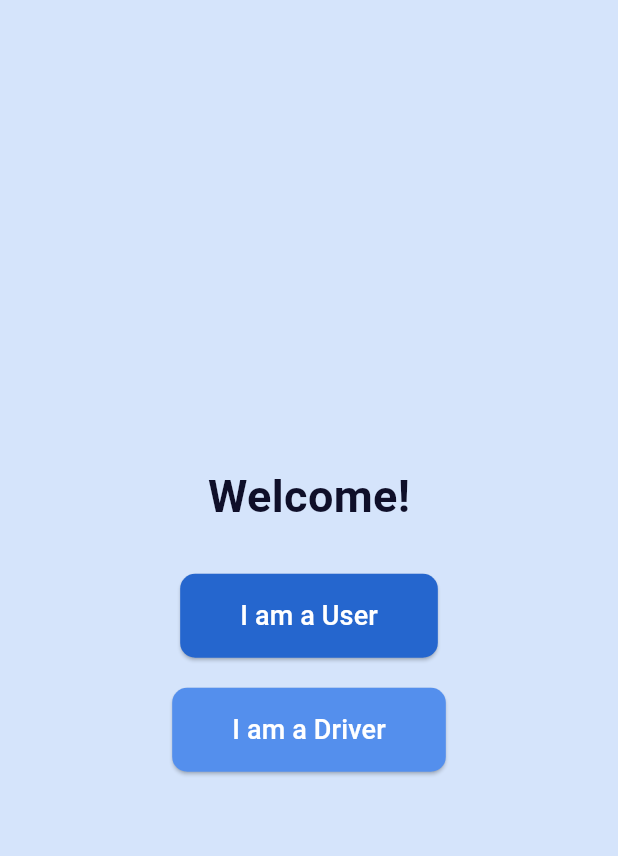
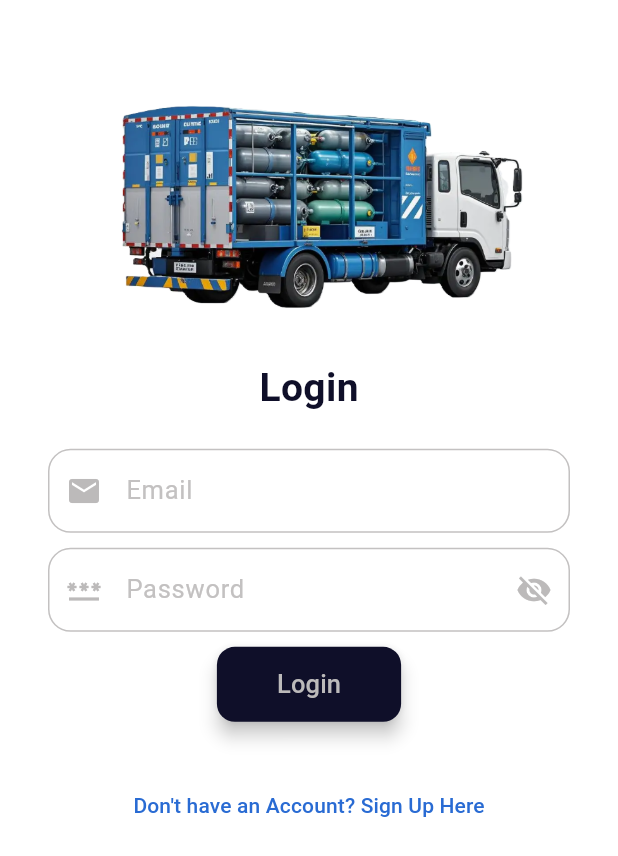
Before and after one commit to feryalbassam/gas, a Flutter app: the screen it shows after launch, after a tap on "I am a Driver", on a phone screen of 412 x 824 dp. Shown: the top 856 px of the screen. Run offline on Flutter 3.47's test engine with Material 3 defaults, Android fonts, the phone set to English and light mode, and no system bars; our stand-ins replace animated_splash_screen, connectivity_plus, firebase_auth, firebase_core, firebase_database, geolocator and 4 more; accounts and stored records are empty.

Commit message:
Updated feature XYZ

```diff
--- /dev/null
+++ b/lib/driver_authentication/login_screen_driver.dart
@@ -0,0 +1,250 @@
+import 'package:firebase_auth/firebase_auth.dart';
+import 'package:firebase_database/firebase_database.dart';
+import 'package:flutter/material.dart';
+import 'package:gas_on_go/driver_authentication/signup_screen_driver.dart';
+import 'package:gas_on_go/pages/dashboard.dart';
+import '../gloabl/global_var.dart';
+import '../methods/common_methods.dart';
+import '../widgets/loading_dialog.dart';
+
+class LoginScreenDriver extends StatefulWidget {
+  const LoginScreenDriver({super.key});
+
+  @override
+  State<LoginScreenDriver> createState() => _LoginScreenDriverState();
+}
+
+class _LoginScreenDriverState extends State<LoginScreenDriver> {
+  TextEditingController _emailController = TextEditingController();
+  TextEditingController _passwordController = TextEditingController();
+  late bool securetext;
+  CommonMethods cMethods = CommonMethods();
+
+  checkIfNetworkIsAvailable() {
+    cMethods.checkConnectivity(context);
+
+    signinFormValidation();
+  }
+
+  signinFormValidation() {
+    if (!_emailController.text.contains('@')) {
+      cMethods.displaySnackBar('Please write valid email.', context);
+    } else if (_passwordController.text.trim().length < 5) {
+      cMethods.displaySnackBar(
+          'Your password must be at least 6 characters or more.', context);
+    } else {
+      signInUser();
+    }
+  }
+
+  signInUser() async {
+    showDialog(
+      context: context,
+      barrierDismissible: false,
+      builder: (BuildContext context) =>
+          LoadingDialog(messageText: 'Please wait...'),
+    );
+
+    final User? userFirebase = (await FirebaseAuth.instance
+            .signInWithEmailAndPassword(
+      email: _emailController.text.trim(),
+      password: _passwordController.text.trim(),
+    )
+            .catchError((errorMsg) {
+      Navigator.pop(context);
+      cMethods.displaySnackBar(errorMsg.toString(), context);
+    }))
+        .user;
+
+    if (!context.mounted) return;
+    Navigator.pop(context);
+
+    if (userFirebase != null) {
+      DatabaseReference usersRef = FirebaseDatabase.instance
+          .ref()
+          .child('drivers')
+          .child(userFirebase.uid);
+      usersRef.once().then((snap) {
+        if (snap.snapshot.value != null) {
+          if ((snap.snapshot.value as Map)['blockStatus'] == 'no') {
+            // userName = (snap.snapshot.value as Map)['name'];
+            Navigator.push(
+                context, MaterialPageRoute(builder: (context) => Dashboard()));
+          } else {
+            FirebaseAuth.instance.signOut();
+            cMethods.displaySnackBar(
+                'You are blocked. Contact Company .', context);
+          }
+        } else {
+          FirebaseAuth.instance.signOut();
+          cMethods.displaySnackBar('Your account is not exist .', context);
+        }
+      });
+    }
+  }
+
+  @override
+  void initState() {
+    securetext = true;
+    super.initState();
+  }
+
+  @override
+  Widget build(BuildContext context) {
+    return SafeArea(
+      child: Scaffold(
+        body: SingleChildScrollView(
+          child: Padding(
+            padding: const EdgeInsets.all(10),
+            child: Column(
+              children: [
+                const SizedBox(
+                  height: 40,
+                ),
+                Image.asset(
+                  'assets/truck.png',
+                  width: 300,
+                ),
+                const SizedBox(
+                  height: 20,
+                ),
+                const Text(
+                  'Login',
+                  style: TextStyle(
+                      color: Color.fromARGB(255, 15, 15, 41),
+                      fontSize: 26,
+                      fontWeight: FontWeight.bold),
+                ),
+                //text fields
+                Padding(
+                  padding: const EdgeInsets.all(22),
+                  child: Column(
+                    children: [
+                      TextField(
+                        controller: _emailController,
+                        keyboardType: TextInputType.emailAddress,
+                        decoration: InputDecoration(
+                          prefixIcon: const Icon(
+                            Icons.email,
+                            color: Color.fromARGB(255, 188, 186, 186),
+                          ),
+                          labelText: 'Email',
+                          labelStyle: const TextStyle(
+                            fontSize: 17,
+                            color: Color.fromARGB(255, 195, 193, 193),
+                          ),
+                          focusedBorder: OutlineInputBorder(
+                            borderSide: const BorderSide(
+                              color: Color.fromARGB(255, 195, 193, 193),
+                            ),
+                            borderRadius: BorderRadius.circular(15),
+                          ),
+                          enabledBorder: OutlineInputBorder(
+                            borderSide: const BorderSide(
+                              color: Color.fromARGB(255, 195, 193, 193),
+                            ),
+                            borderRadius: BorderRadius.circular(15),
+                          ),
+                        ),
+                        style: const TextStyle(
+                          color: Color.fromARGB(255, 188, 186, 186),
+                        ),
+                      ),
+                      const SizedBox(
+                        height: 10,
+                      ),
+                      TextField(
+                        controller: _passwordController,
+                        obscureText: securetext,
+                        keyboardType: TextInputType.visiblePassword,
+                        decoration: InputDecoration(
+                          prefixIcon: const Icon(
+                            Icons.password,
+                            color: Color.fromARGB(255, 188, 186, 186),
+                          ),
+                          suffixIcon: IconButton(
+                              onPressed: () {
+                                setState(() {
+                                  securetext = !securetext;
+                                });
+                              },
+                              icon: securetext == true
+                                  ? const Icon(
+                                      Icons.visibility_off,
+                                      color: Color.fromARGB(255, 188, 186, 186),
+                                    )
+                                  : const Icon(
+                                      Icons.visibility,
+                                      color: Color.fromARGB(255, 188, 186, 186),
+                                    )),
+                          labelText: 'Password',
+                          labelStyle: const TextStyle(
+                            fontSize: 17,
+                            color: Color.fromARGB(255, 195, 193, 193),
+                          ),
+                          focusedBorder: OutlineInputBorder(
+                            borderSide: const BorderSide(
+                              color: Color.fromARGB(255, 195, 193, 193),
+                            ),
+                            borderRadius: BorderRadius.circular(15),
+                          ),
+                          enabledBorder: OutlineInputBorder(
+                            borderSide: const BorderSide(
+                              color: Color.fromARGB(255, 195, 193, 193),
+                            ),
+                            borderRadius: BorderRadius.circular(15),
+                          ),
+                        ),
+                        style: const TextStyle(
+                          color: Color.fromARGB(255, 188, 186, 186),
+                        ),
+                      ),
+                      const SizedBox(
+                        height: 10,
+                      ),
+                      ElevatedButton(
+                          onPressed: () {
+                            checkIfNetworkIsAvailable();
+                          },
+                          style: ElevatedButton.styleFrom(
+                            backgroundColor:
+                                const Color.fromARGB(255, 15, 15, 41),
+                            shape: RoundedRectangleBorder(
+                                borderRadius: BorderRadius.circular(12)),
+                            padding: const EdgeInsets.only(
+                                left: 40, right: 40, top: 13, bottom: 13),
+                            elevation: 5,
+                          ),
+                          child: const Text(
+                            'Login',
+                            style: TextStyle(
+                                color: Color.fromARGB(255, 188, 186, 186),
+                                fontSize: 17),
+                          )),
+                    ],
+                  ),
+                ),
+                SizedBox(
+                  height: 10,
+                ),
+                TextButton(
+                    onPressed: () {
+                      Navigator.push(
+                          context,
+                          MaterialPageRoute(
+                              builder: (context) => SignUpScreenDriver()));
+                    },
+                    child: Text(
+                      'Don\'t have an Account? Sign Up Here',
+                      style:
+                          TextStyle(color: Color.fromARGB(255, 41, 107, 211)),
+                    ))
+              ],
+            ),
+          ),
+        ),
+      ),
+    );
+    ;
+  }
+}
--- a/lib/welcome/welcome_page.dart
+++ b/lib/welcome/welcome_page.dart
@@ -1,5 +1,6 @@
 import 'package:flutter/material.dart';
 import 'package:gas_on_go/authentication/login_screen.dart';
+import 'package:gas_on_go/driver_authentication/login_screen_driver.dart';
 
 class WelcomeScreen extends StatelessWidget {
   @override
@@ -45,7 +46,10 @@ class WelcomeScreen extends StatelessWidget {
                 ),
               ),
               onPressed: () {
-                Navigator.pushNamed(context, '/driverLogin');
+                Navigator.push(
+                    context,
+                    MaterialPageRoute(
+                        builder: (context) => LoginScreenDriver()));
               },
               child: Text("I am a Driver",
                   style: TextStyle(fontSize: 18, color: Colors.white)),
--- a/pubspec.yaml
+++ b/pubspec.yaml
@@ -42,6 +42,7 @@ dependencies:
   google_maps_flutter:
   permission_handler:
   geolocator:
+  image_picker:
   lottie:
   animated_splash_screen:
 dev_dependencies:
```
Also changed, not shown: lib/driver_authentication/signup_screen_driver.dart (added, +448 -0 lines), lib/pages/dashboard.dart (added, +15 -0 lines), assets/man.png (added), assets/truck.png (added), pubspec.lock, 5 other files.
